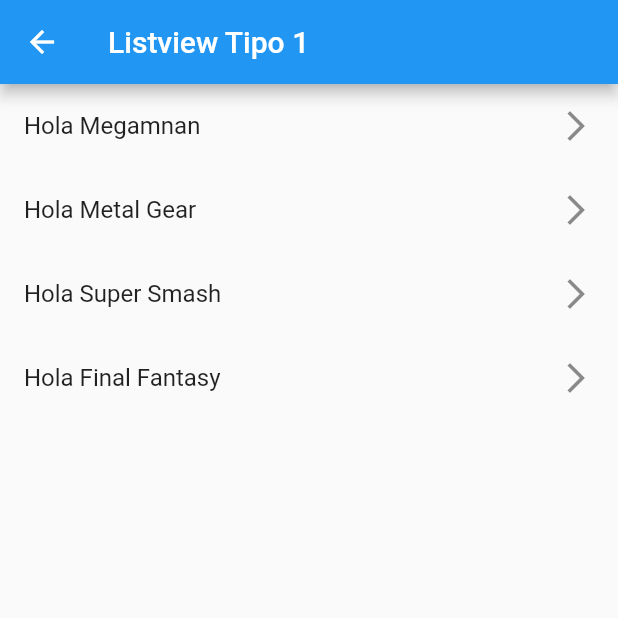
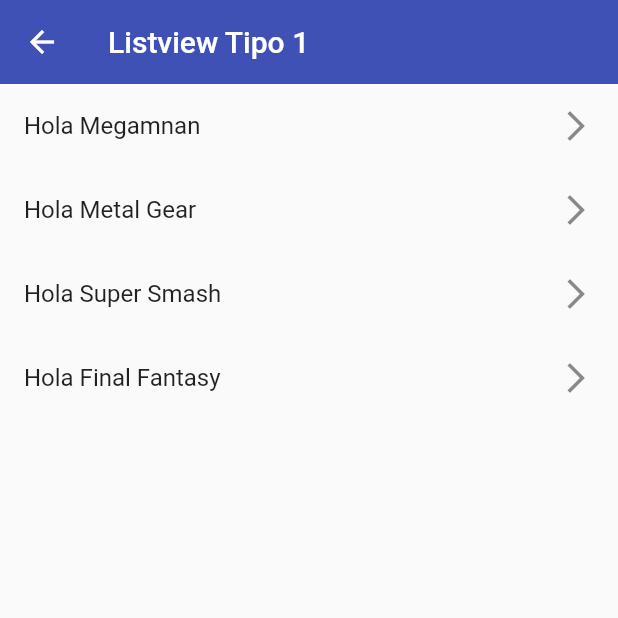
Before and after one commit to fgardila/list_components_fernando_herrera, a Flutter app: the Listview1Screen screen opened by its route, on a phone screen of 412 x 824 dp, the top half of it. Run offline on Flutter 3.47's test engine with Material 2 defaults, Android fonts, the phone set to English and light mode, and no system bars.

```diff
--- /dev/null
+++ b/lib/models/menu_options.dart
@@ -0,0 +1,15 @@
+import 'package:flutter/material.dart' show IconData, Widget;
+
+class MenuOptions {
+  final String route;
+  final String name;
+  final Widget screen;
+  final IconData icon;
+
+  MenuOptions({
+    required this.route,
+    required this.name,
+    required this.screen,
+    required this.icon,
+  });
+}
--- /dev/null
+++ b/lib/models/models.dart
@@ -0,0 +1 @@
+export 'package:list_components_fernando_herrera/models/menu_options.dart';
--- /dev/null
+++ b/lib/router/app_routes.dart
@@ -0,0 +1,58 @@
+import 'package:flutter/material.dart';
+import 'package:list_components_fernando_herrera/models/models.dart';
+import 'package:list_components_fernando_herrera/screens/screens.dart';
+
+class AppRoutes {
+  static const initialRoute = 'home';
+
+  static final menuOptions = <MenuOptions>[
+    MenuOptions(route: 'home',
+      name: 'Home Screen',
+      screen: const HomeScreen(),
+      icon: Icons.home,),
+    MenuOptions(
+      route: 'listview1',
+      name: 'Listview tipo 1',
+      screen: const Listview1Screen(),
+      icon: Icons.list,),
+    MenuOptions(
+      route: 'listview2',
+      name: 'listview tipo 2',
+      screen: const Listview2Screen(),
+      icon: Icons.list_alt,),
+    MenuOptions(route: 'alert',
+      name: 'Alertas',
+      screen: const AlertScreen(),
+      icon: Icons.add_alert_outlined,),
+    MenuOptions(
+      route: 'card',
+      name: 'Tarjetas - Cards',
+      screen: const CardScreen(),
+      icon: Icons.credit_card,),
+  ];
+
+
+  static Map<String, Widget Function(BuildContext)> getAppRoutes() {
+    Map<String, Widget Function(BuildContext)> appRoutes = {};
+
+    for (final option in menuOptions) {
+      appRoutes.addAll(
+          {option.route: (BuildContext context) => option.screen});
+    }
+
+    return appRoutes;
+  }
+
+    /*static Map<String, Widget Function(BuildContext)> routes = {
+    'home'      : (BuildContext context) => const  HomeScreen(),
+    'listview1' : (BuildContext context) => const Listview1Screen(),
+    'listview2' : (BuildContext context) => const Listview2Screen(),
+    'alert'     : (BuildContext context) => const AlertScreen(),
+    'card'      : (BuildContext context) => const CardScreen(),
+  };*/
+
+    static Route<dynamic> onGenerateRoute(RouteSettings settings) {
+      print(settings);
+      return MaterialPageRoute(builder: (context) => const AlertScreen());
+    }
+  }
--- a/lib/screens/listview2_screen.dart
+++ b/lib/screens/listview2_screen.dart
@@ -15,8 +15,6 @@ class Listview2Screen extends StatelessWidget {
     return Scaffold(
       appBar: AppBar(
         title: const Text("Listview Tipo 2"),
-        elevation: 0,
-        backgroundColor: Colors.indigo,
       ),
       body: ListView.separated(
         scrollDirection: Axis.vertical,
--- /dev/null
+++ b/lib/themes/app_theme.dart
@@ -0,0 +1,12 @@
+
+
+import 'package:flutter/material.dart';
+
+class AppTheme {
+  static const Color primary = Colors.indigo;
+
+  static final ThemeData lightTheme = ThemeData.light().copyWith(
+    primaryColor: Colors.indigo,
+    appBarTheme: const AppBarTheme(elevation: 0, color: primary),
+  );
+}
```
Also changed, not shown: lib/main.dart (+6 -9 lines), lib/screens/card_screen.dart (+15 -4 lines), lib/screens/home_screen.dart (+24 -6 lines).
